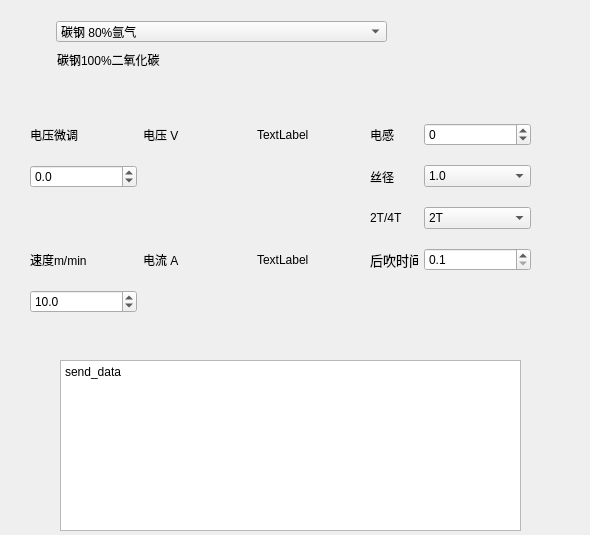
The window that untitled4/dialog_pulse.ui (ZIME-KING/QT_Learn) describes before a commit, drawn with Qt 5.
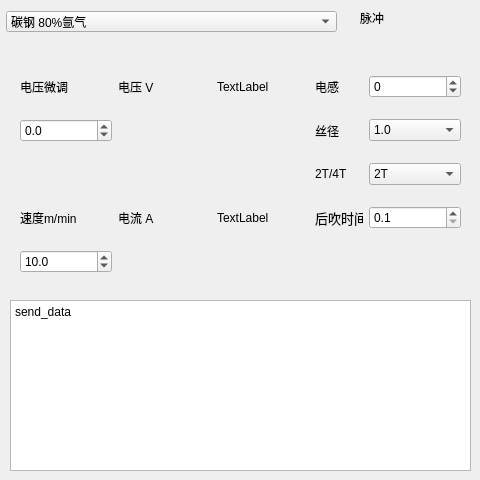
The same window after the commit.

Diff of the .ui file:
```diff
--- a/untitled4/dialog_pulse.ui
+++ b/untitled4/dialog_pulse.ui
@@ -6,8 +6,8 @@
    <rect>
     <x>0</x>
     <y>0</y>
-    <width>590</width>
-    <height>535</height>
+    <width>480</width>
+    <height>480</height>
    </rect>
   </property>
   <property name="windowTitle">
@@ -16,8 +16,8 @@
   <widget class="QComboBox" name="comboBox_3">
    <property name="geometry">
     <rect>
-     <x>56</x>
-     <y>21</y>
+     <x>6</x>
+     <y>11</y>
      <width>331</width>
      <height>21</height>
     </rect>
@@ -65,8 +65,8 @@
   <widget class="QTextEdit" name="textEdit">
    <property name="geometry">
     <rect>
-     <x>60</x>
-     <y>360</y>
+     <x>10</x>
+     <y>300</y>
      <width>461</width>
      <height>171</height>
     </rect>
@@ -87,23 +87,23 @@
   <widget class="QLabel" name="label_3">
    <property name="geometry">
     <rect>
-     <x>57</x>
-     <y>52</y>
+     <x>360</x>
+     <y>10</y>
      <width>104</width>
      <height>16</height>
     </rect>
    </property>
    <property name="text">
-    <string>碳钢100%二氧化碳</string>
+    <string>脉冲</string>
    </property>
   </widget>
-  <widget class="QWidget" name="">
+  <widget class="QWidget" name="layoutWidget">
    <property name="geometry">
     <rect>
-     <x>30</x>
-     <y>110</y>
-     <width>501</width>
-     <height>221</height>
+     <x>20</x>
+     <y>60</y>
+     <width>441</width>
+     <height>231</height>
     </rect>
    </property>
    <layout class="QGridLayout" name="gridLayout">
```
